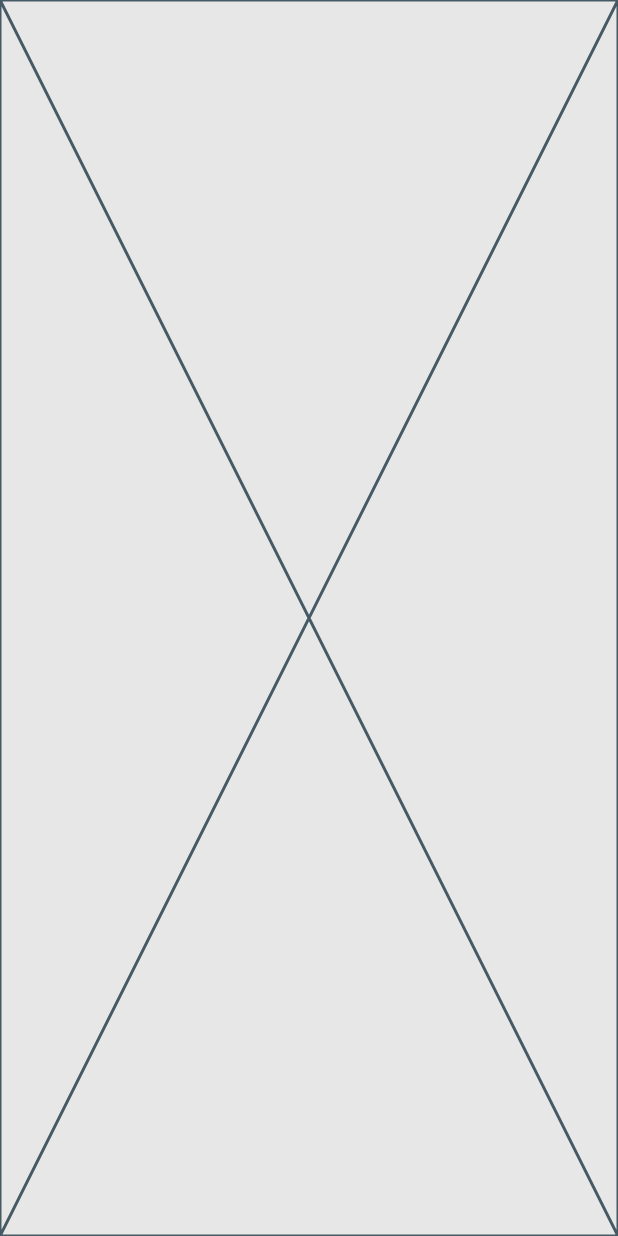
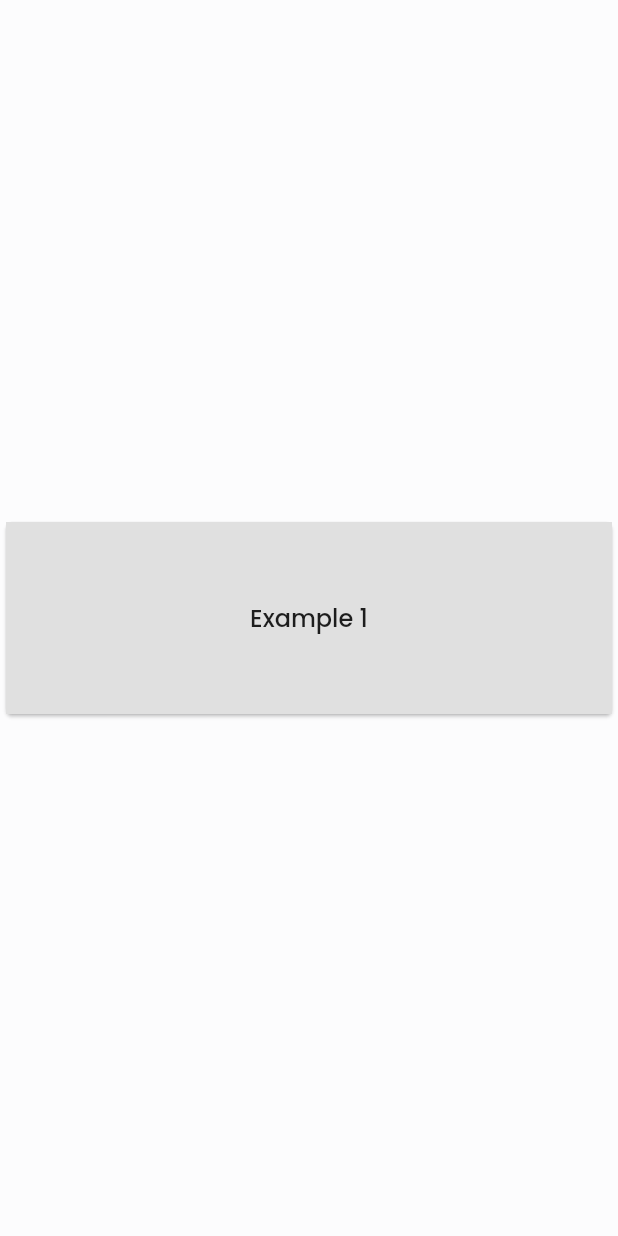
Before and after one commit to mohamedibrahim5/ElMadrasah.com, a Flutter app: the screen it shows after launch, on a phone screen of 412 x 824 dp. Run offline on Flutter 3.47's test engine with Material 3 defaults, Android fonts, the phone set to English and light mode, and no system bars; drawn by our look-alikes of entry; our stand-ins replace bloc, cached_network_image, dartz, device_info_plus, dio, dropdown_button2 and 15 more; project files that could hold a hidden picture were left out.

```diff
--- a/lib/shared/views/splas_screen/screen/splash_screen.dart
+++ b/lib/shared/views/splas_screen/screen/splash_screen.dart
@@ -1,10 +1,66 @@
+import 'package:entry/entry.dart';
 import 'package:flutter/material.dart';
 
-class SplashScreen extends StatelessWidget {
+class SplashScreen extends StatefulWidget {
   const SplashScreen({super.key});
 
   @override
+  State<SplashScreen> createState() => _SplashScreenState();
+}
+
+class _SplashScreenState extends State<SplashScreen> {
+  bool visible = false;
+
+  @override
   Widget build(BuildContext context) {
-    return const Placeholder();
+
+    return  Scaffold(
+      body: Center(
+        child: SingleChildScrollView(
+          child: Column(
+            mainAxisAlignment: MainAxisAlignment.center,
+            children:  <Widget>[
+              Entry(
+                // xOffset: -1000,
+                yOffset: -100,
+                scale: 1,
+                delay: const Duration(seconds: 0),
+                duration: const Duration(seconds: 1),
+                curve: Curves.easeInOut,
+                child: const CustomCard("Example 1"),
+              ),
+            ],
+          ),
+        ),
+      ),
+    );
+  }
+
+
+  @override
+  void initState() {
+    super.initState();
   }
 }
+
+/// Custom card used for every example
+class CustomCard extends StatelessWidget {
+  const CustomCard(this.label, {Key? key}) : super(key: key);
+  final String label;
+  @override
+  Widget build(BuildContext context) {
+    return Card(
+      child: Container(
+        color: Colors.grey[300],
+        width: double.infinity,
+        height: 128,
+        child: Center(
+          child: Text(
+            label,
+            style: const TextStyle(fontSize: 16),
+          ),
+        ),
+      ),
+    );
+  }
+}
--- a/pubspec.yaml
+++ b/pubspec.yaml
@@ -59,7 +59,8 @@ dependencies:
   device_info_plus: ^9.1.0
   flutter_launcher_icons: ^0.13.1
   http: ^1.2.2
-
+  rename: ^3.0.2
+  entry: ^1.0.0
 
 flutter_launcher_icons:
   android: "launcher_icon"
```
Also changed, not shown: pubspec.lock, 2 other files.
